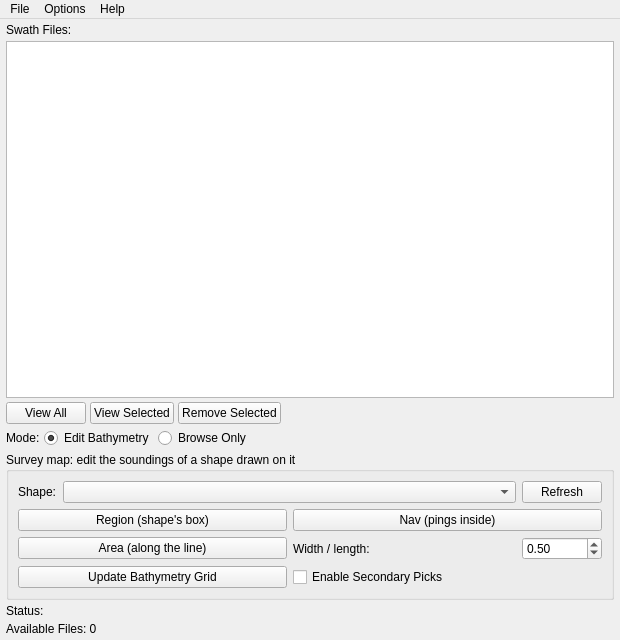
First picture: the form in deps/ui/mbeditviz.ui, repository GenericMappingTools/InteractiveGMT, before the edit.
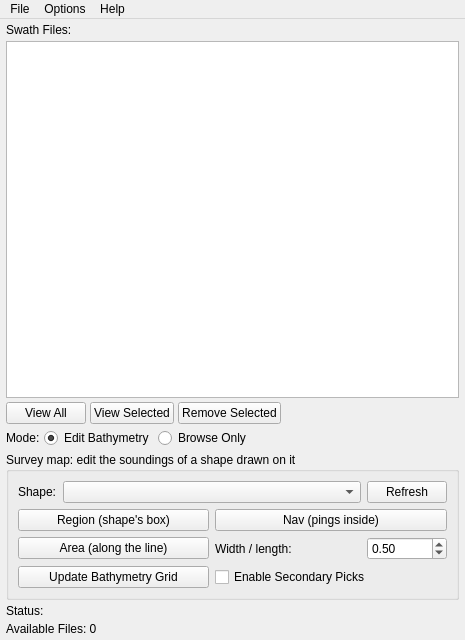
Second picture: the form after the edit.

```diff
--- a/deps/ui/mbeditviz.ui
+++ b/deps/ui/mbeditviz.ui
@@ -9,7 +9,7 @@
  <class>MbEditVizWindow</class>
  <widget class="QMainWindow" name="MbEditVizWindow">
   <property name="geometry">
-   <rect><x>0</x><y>0</y><width>620</width><height>640</height></rect>
+   <rect><x>0</x><y>0</y><width>465</width><height>640</height></rect>
   </property>
   <property name="windowTitle">
    <string>MBeditviz - Bathymetry Editor and Patch Test Tool</string>
@@ -175,6 +175,7 @@
      <widget class="QLabel" name="labelStatus">
       <property name="text"><string>Available Files: 0</string></property>
       <property name="alignment"><set>Qt::AlignLeft|Qt::AlignTop</set></property>
+      <property name="wordWrap"><bool>true</bool></property>
       <property name="textInteractionFlags"><set>Qt::TextSelectableByMouse</set></property>
      </widget>
     </item>
```
